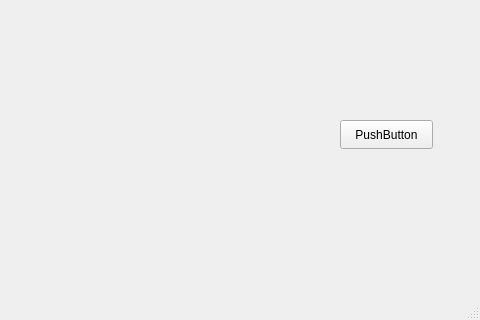
SHIDi233/STBrowser, file STBrowser/ocore.ui: the form before one commit; both pictures show x 320 to 800 and y 280 to 600 of the 800 by 600 pixel window.
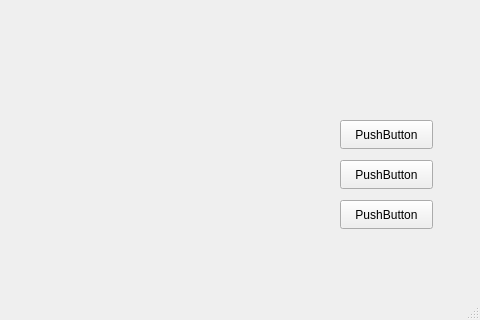
The form after the commit.

Diff of the .ui file:
```diff
--- a/STBrowser/ocore.ui
+++ b/STBrowser/ocore.ui
@@ -27,6 +27,32 @@
      <string>PushButton</string>
     </property>
    </widget>
+   <widget class="QPushButton" name="pushButton_2">
+    <property name="geometry">
+     <rect>
+      <x>660</x>
+      <y>440</y>
+      <width>93</width>
+      <height>29</height>
+     </rect>
+    </property>
+    <property name="text">
+     <string>PushButton</string>
+    </property>
+   </widget>
+   <widget class="QPushButton" name="pushButton_3">
+    <property name="geometry">
+     <rect>
+      <x>660</x>
+      <y>480</y>
+      <width>93</width>
+      <height>29</height>
+     </rect>
+    </property>
+    <property name="text">
+     <string>PushButton</string>
+    </property>
+   </widget>
   </widget>
   <widget class="QMenuBar" name="menubar">
    <property name="geometry">
```
